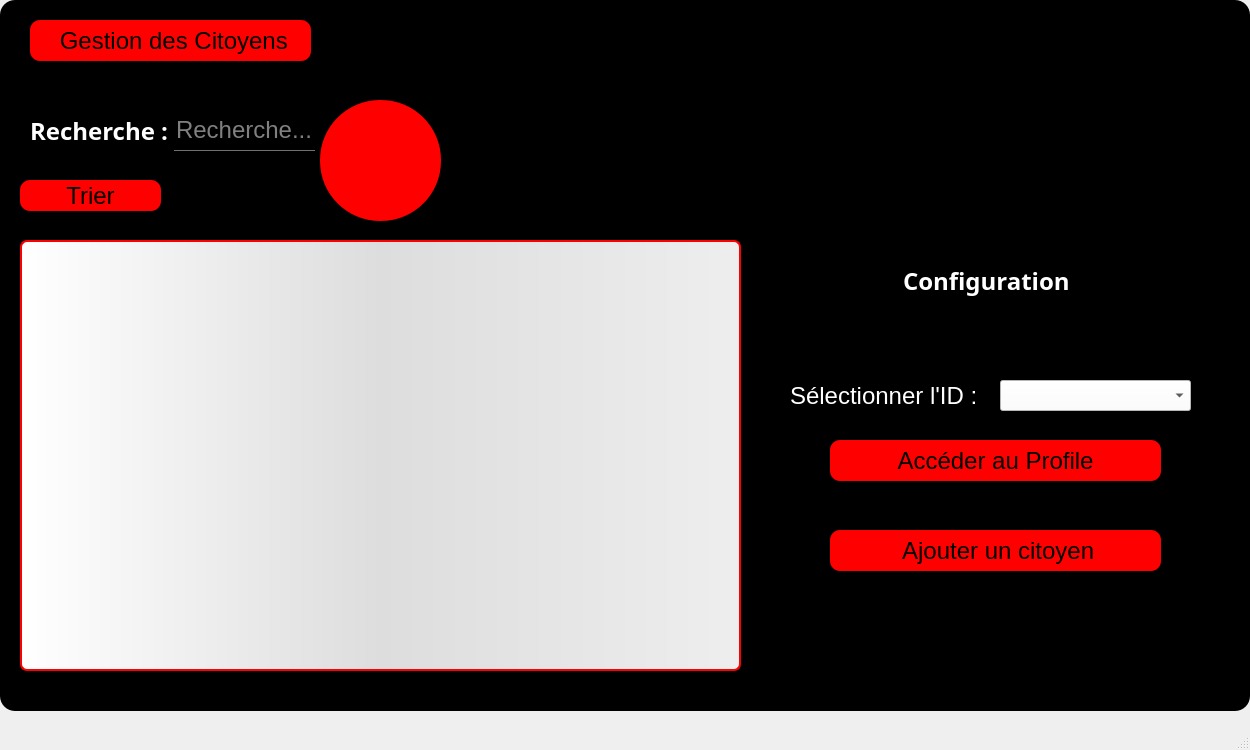
The window that serviceadministratif.ui (nefissaKhiari/Smart_Plolice_Station) describes before a commit, drawn with Qt 5.
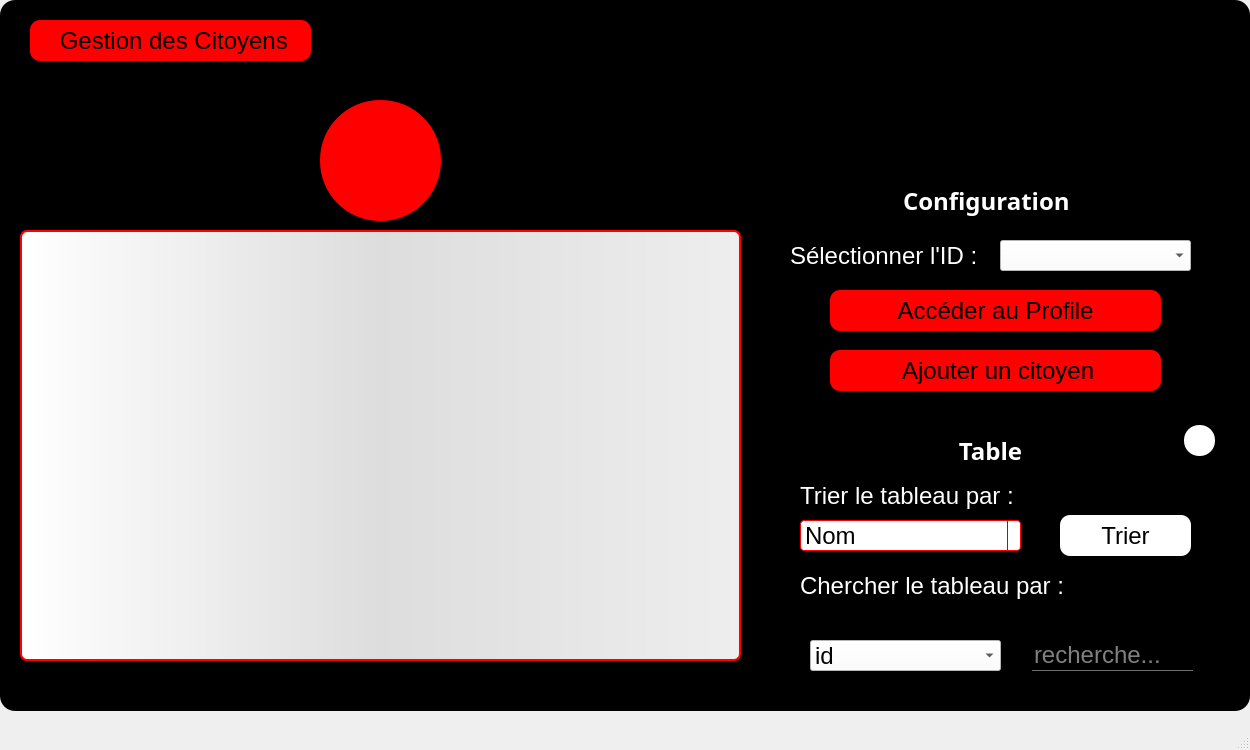
The same window after the commit. The open tabs and pages were chosen to show the change. Icons and pictures are not drawn.

Patch:
```diff
--- a/serviceadministratif.ui
+++ b/serviceadministratif.ui
@@ -264,24 +264,11 @@
         <normaloff>:/Ressources/image/back-arrow.png</normaloff>:/Ressources/image/back-arrow.png</iconset>
       </property>
      </widget>
-     <widget class="QLineEdit" name="LE_recherche">
-      <property name="geometry">
-       <rect>
-        <x>174</x>
-        <y>110</y>
-        <width>141</width>
-        <height>41</height>
-       </rect>
-      </property>
-      <property name="placeholderText">
-       <string>Recherche...</string>
-      </property>
-     </widget>
      <widget class="QFrame" name="frame">
       <property name="geometry">
        <rect>
         <x>10</x>
-        <y>160</y>
+        <y>150</y>
         <width>741</width>
         <height>531</height>
        </rect>
@@ -295,29 +282,6 @@
       <property name="frameShadow">
        <enum>QFrame::Raised</enum>
       </property>
-      <widget class="QPushButton" name="B_Trier">
-       <property name="geometry">
-        <rect>
-         <x>10</x>
-         <y>20</y>
-         <width>141</width>
-         <height>31</height>
-        </rect>
-       </property>
-       <property name="text">
-        <string>Trier</string>
-       </property>
-       <property name="icon">
-        <iconset resource="Ressources.qrc">
-         <normaloff>:/Ressources/image/ascending-sort.png</normaloff>:/Ressources/image/ascending-sort.png</iconset>
-       </property>
-       <property name="iconSize">
-        <size>
-         <width>18</width>
-         <height>18</height>
-        </size>
-       </property>
-      </widget>
       <widget class="QTableView" name="T_Citoyens">
        <property name="geometry">
         <rect>
@@ -343,37 +307,13 @@
        </attribute>
       </widget>
      </widget>
-     <widget class="QLabel" name="L_Recherche">
-      <property name="geometry">
-       <rect>
-        <x>30</x>
-        <y>110</y>
-        <width>151</width>
-        <height>41</height>
-       </rect>
-      </property>
-      <property name="font">
-       <font>
-        <family>century gothic</family>
-        <pointsize>-1</pointsize>
-        <weight>75</weight>
-        <bold>true</bold>
-       </font>
-      </property>
-      <property name="styleSheet">
-       <string notr="true">background: transparent;</string>
-      </property>
-      <property name="text">
-       <string>Recherche :</string>
-      </property>
-     </widget>
      <widget class="QFrame" name="frame_2">
       <property name="geometry">
        <rect>
         <x>760</x>
-        <y>230</y>
+        <y>150</y>
         <width>461</width>
-        <height>391</height>
+        <height>261</height>
        </rect>
       </property>
       <property name="styleSheet">
@@ -413,7 +353,7 @@
        <property name="geometry">
         <rect>
          <x>30</x>
-         <y>150</y>
+         <y>90</y>
          <width>191</width>
          <height>31</height>
         </rect>
@@ -429,7 +369,7 @@
        <property name="geometry">
         <rect>
          <x>70</x>
-         <y>300</y>
+         <y>200</y>
          <width>331</width>
          <height>41</height>
         </rect>
@@ -446,7 +386,7 @@
        <property name="geometry">
         <rect>
          <x>240</x>
-         <y>150</y>
+         <y>90</y>
          <width>191</width>
          <height>31</height>
         </rect>
@@ -459,7 +399,7 @@
        <property name="geometry">
         <rect>
          <x>70</x>
-         <y>210</y>
+         <y>140</y>
          <width>331</width>
          <height>41</height>
         </rect>
@@ -502,6 +442,279 @@
        </size>
       </property>
      </widget>
+     <widget class="QFrame" name="frame_19">
+      <property name="geometry">
+       <rect>
+        <x>760</x>
+        <y>420</y>
+        <width>461</width>
+        <height>281</height>
+       </rect>
+      </property>
+      <property name="styleSheet">
+       <string notr="true"/>
+      </property>
+      <property name="frameShape">
+       <enum>QFrame::StyledPanel</enum>
+      </property>
+      <property name="frameShadow">
+       <enum>QFrame::Raised</enum>
+      </property>
+      <widget class="QLabel" name="L_ConfigIntervenant_3">
+       <property name="geometry">
+        <rect>
+         <x>140</x>
+         <y>0</y>
+         <width>181</width>
+         <height>61</height>
+        </rect>
+       </property>
+       <property name="font">
+        <font>
+         <family>century gothic</family>
+         <pointsize>-1</pointsize>
+         <weight>75</weight>
+         <bold>true</bold>
+        </font>
+       </property>
+       <property name="styleSheet">
+        <string notr="true">background: transparent;</string>
+       </property>
+       <property name="frameShape">
+        <enum>QFrame::NoFrame</enum>
+       </property>
+       <property name="frameShadow">
+        <enum>QFrame::Plain</enum>
+       </property>
+       <property name="text">
+        <string>Table</string>
+       </property>
+       <property name="alignment">
+        <set>Qt::AlignCenter</set>
+       </property>
+      </widget>
+      <widget class="QLabel" name="L_CB_Tri">
+       <property name="geometry">
+        <rect>
+         <x>40</x>
+         <y>60</y>
+         <width>231</width>
+         <height>31</height>
+        </rect>
+       </property>
+       <property name="styleSheet">
+        <string notr="true">background: transparent;</string>
+       </property>
+       <property name="text">
+        <string>Trier le tableau par :</string>
+       </property>
+      </widget>
+      <widget class="QComboBox" name="CB_Tricitoyen">
+       <property name="geometry">
+        <rect>
+         <x>40</x>
+         <y>100</y>
+         <width>221</width>
+         <height>31</height>
+        </rect>
+       </property>
+       <property name="styleSheet">
+        <string notr="true">QComboBox {
+  border: 1px solid red;
+  border-radius: 4px;
+  background: white;
+}
+
+QComboBox QAbstractItemView {
+  border: 1px solid black;
+  border-radius: 0;
+  background-color: white;
+  selection-background-color:#305068;
+}
+
+QComboBox QAbstractItemView:hover {
+  background-color: white;
+  color: #F0F0F0;
+}
+
+QComboBox QAbstractItemView:selected {
+  background: #1464A0;
+  color: #32414B;
+}
+
+QComboBox QAbstractItemView:alternate {
+  background: #19232D;
+}
+
+QComboBox:disabled {
+  background-color: #19232D;
+  color: #787878;
+}
+
+QComboBox:hover {
+  border: 1px solid #148CD2;
+}
+
+QComboBox:focus {
+  border: 1px solid #1464A0;
+}
+
+QComboBox:on {
+  selection-background-color: #1464A0;
+}
+
+QComboBox::item:checked {
+  font-weight: bold;
+}
+
+QComboBox::item:selected {
+  border: 0px solid transparent;
+}
+
+QComboBox::drop-down {
+  subcontrol-origin: padding;
+  subcontrol-position: top right;
+  width: 12px;
+  border-left: 1px solid #32414B;
+}</string>
+       </property>
+       <item>
+        <property name="text">
+         <string>Nom</string>
+        </property>
+       </item>
+       <item>
+        <property name="text">
+         <string>Prenom</string>
+        </property>
+       </item>
+      </widget>
+      <widget class="QPushButton" name="B_Trier">
+       <property name="geometry">
+        <rect>
+         <x>300</x>
+         <y>95</y>
+         <width>131</width>
+         <height>41</height>
+        </rect>
+       </property>
+       <property name="cursor">
+        <cursorShape>PointingHandCursor</cursorShape>
+       </property>
+       <property name="styleSheet">
+        <string notr="true">QPushButton {
+	background: white;
+}
+
+QPushButton:hover {
+	background: #BEBEBE;
+}</string>
+       </property>
+       <property name="text">
+        <string>Trier</string>
+       </property>
+       <property name="icon">
+        <iconset resource="../../Downloads/Smart_Plolice_Station_2A19-ElGhaliOmar/Recources.qrc">
+         <normaloff>:/Recources/Images/ascending-sort.png</normaloff>:/Recources/Images/ascending-sort.png</iconset>
+       </property>
+       <property name="iconSize">
+        <size>
+         <width>18</width>
+         <height>18</height>
+        </size>
+       </property>
+      </widget>
+      <widget class="QLabel" name="L_CB_Recherche">
+       <property name="geometry">
+        <rect>
+         <x>40</x>
+         <y>150</y>
+         <width>271</width>
+         <height>31</height>
+        </rect>
+       </property>
+       <property name="styleSheet">
+        <string notr="true">background: transparent;</string>
+       </property>
+       <property name="text">
+        <string>Chercher le tableau par :</string>
+       </property>
+      </widget>
+      <widget class="QPushButton" name="B_ResetTableIntervenant">
+       <property name="geometry">
+        <rect>
+         <x>424</x>
+         <y>5</y>
+         <width>31</width>
+         <height>31</height>
+        </rect>
+       </property>
+       <property name="cursor">
+        <cursorShape>PointingHandCursor</cursorShape>
+       </property>
+       <property name="styleSheet">
+        <string notr="true">QPushButton {
+	background: white;
+	border-radius: 15px;
+}
+
+QPushButton:hover {
+	background: #BEBEBE;
+}</string>
+       </property>
+       <property name="text">
+        <string/>
+       </property>
+       <property name="icon">
+        <iconset resource="../../Downloads/Smart_Plolice_Station_2A19-ElGhaliOmar/Recources.qrc">
+         <normaloff>:/Recources/Images/close.png</normaloff>:/Recources/Images/close.png</iconset>
+       </property>
+      </widget>
+      <widget class="QComboBox" name="CB_recherche">
+       <property name="geometry">
+        <rect>
+         <x>50</x>
+         <y>220</y>
+         <width>191</width>
+         <height>31</height>
+        </rect>
+       </property>
+       <property name="styleSheet">
+        <string notr="true">background: white;</string>
+       </property>
+       <item>
+        <property name="text">
+         <string>id</string>
+        </property>
+       </item>
+       <item>
+        <property name="text">
+         <string>nom</string>
+        </property>
+       </item>
+       <item>
+        <property name="text">
+         <string>prenom</string>
+        </property>
+       </item>
+      </widget>
+      <widget class="QLineEdit" name="LE_recherche">
+       <property name="geometry">
+        <rect>
+         <x>272</x>
+         <y>220</y>
+         <width>161</width>
+         <height>31</height>
+        </rect>
+       </property>
+       <property name="text">
+        <string/>
+       </property>
+       <property name="placeholderText">
+        <string>recherche...</string>
+       </property>
+      </widget>
+     </widget>
      <zorder>frame</zorder>
      <zorder>B_BackToGestions</zorder>
      <zorder>LE_recherche</zorder>
```
Left out of the diff: 107 changed lines with no effect on the pictures.
